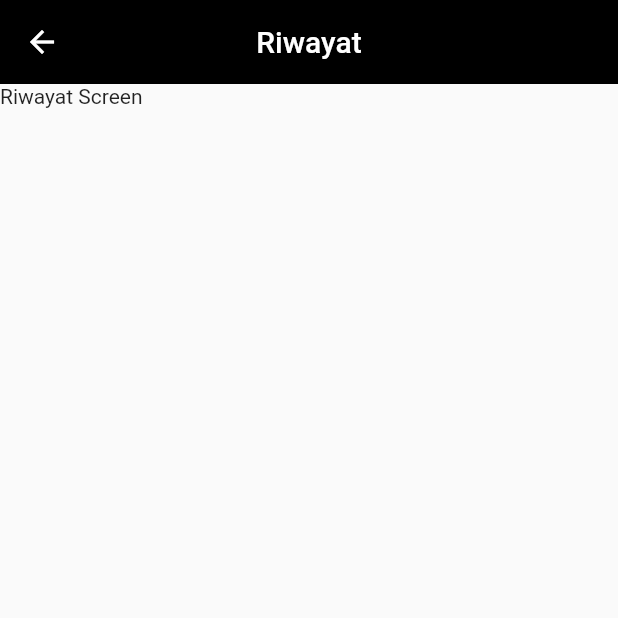
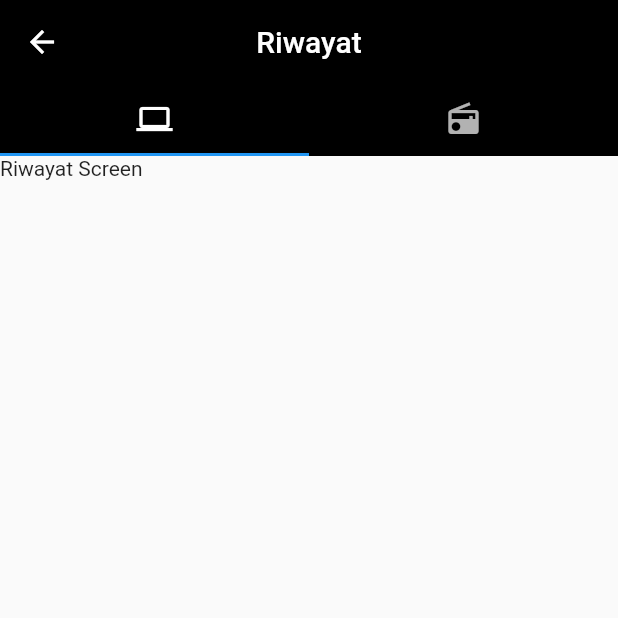
Before and after one commit to faishalwickson/knowme, a Flutter app: the Riwayat screen opened by its route, on a phone screen of 412 x 824 dp, the top half of it. Run offline on Flutter 3.47's test engine with Material 2 defaults, Android fonts, the phone set to English and light mode, and no system bars.

Commit message:
menambah tabbar riwayat

```diff
--- a/lib/pages/Riwayat.dart
+++ b/lib/pages/Riwayat.dart
@@ -5,17 +5,41 @@ class Riwayat extends StatefulWidget {
   _RiwayatState createState() => _RiwayatState();
 }
 
-class _RiwayatState extends State<Riwayat> {
+class _RiwayatState extends State<Riwayat> with SingleTickerProviderStateMixin {
+  TabController controller;
+
+  @override
+  void initstate() {
+    controller = new TabController(vsync: this, length: 2);
+  }
+
+  @override
+  void dispose() {
+    controller.dispose();
+    super.dispose();
+  }
+
   @override
   Widget build(BuildContext context) {
-    return Scaffold(
-      appBar: AppBar(
-        backgroundColor: Colors.black,
-        title: Text('Riwayat'),
-        centerTitle: true,
-        elevation: 0,
+    return DefaultTabController(
+      length: 2,
+      initialIndex: 0,
+      child: Scaffold(
+        appBar: new AppBar(
+          backgroundColor: Colors.black,
+          title: new Text('Riwayat'),
+          centerTitle: true,
+          elevation: 0,
+          bottom: new TabBar(
+            controller: controller,
+            tabs: <Widget>[
+              new Tab(icon: new Icon(Icons.computer),),
+              new Tab(icon: new Icon(Icons.radio),),
+            ],
+          ),
+        ),
+        body: Text('Riwayat Screen'),
       ),
-      body: Text('Riwayat Screen'),
     );
   }
 }
```
Also changed, not shown: lib/tabbarriwayat/hal_meminta.dart (added, +18 -0 lines), lib/tabbarriwayat/hal_mengirim.dart (added, +18 -0 lines), pubspec.yaml (+10 -8 lines), assets/fonts/Montserrat-Bold.ttf (added), assets/fonts/Montserrat-Regular.ttf (added).
